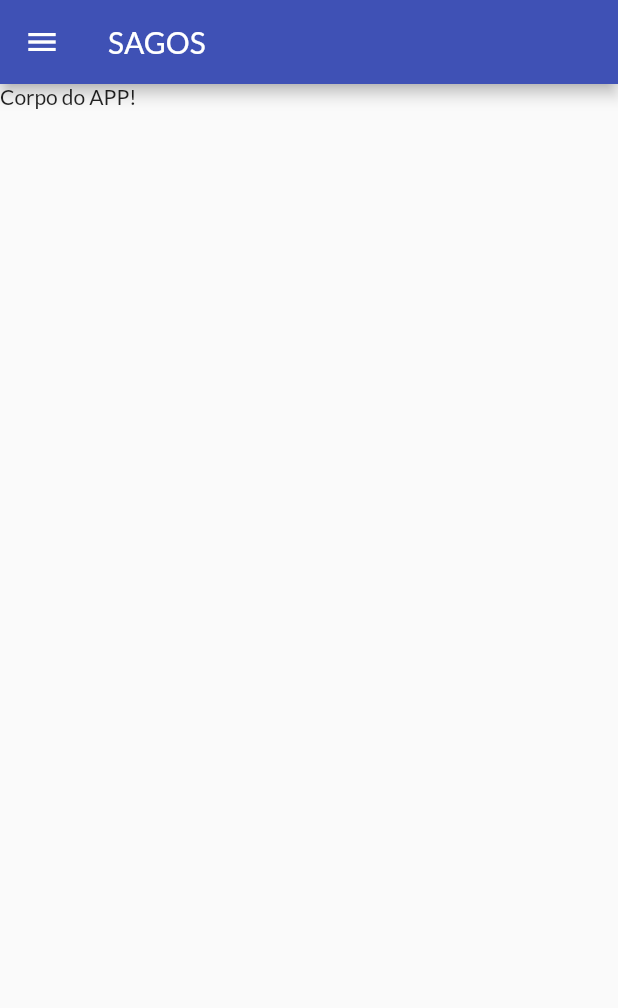
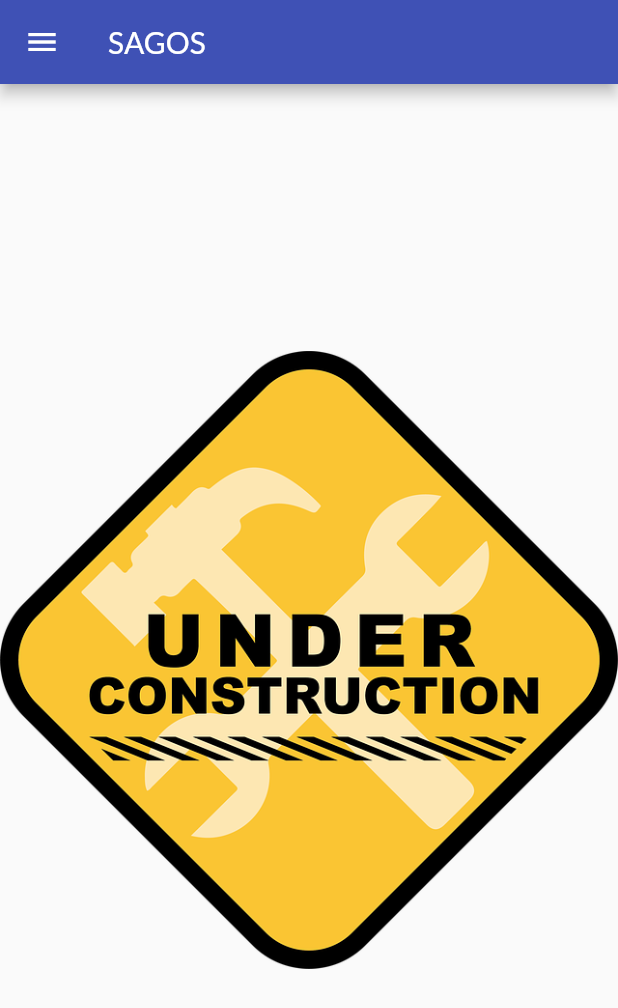
Before and after one commit to avelar42/SAGOS_FLUTTER, a Flutter app: the DashBoardScreen screen opened directly, on a phone screen of 412 x 824 dp. Shown: the top 1008 px of the screen. Run offline on Flutter 3.47's test engine with Material 2 defaults, Android fonts, the phone set to English and light mode, and no system bars; our stand-ins replace mask_text_input_formatter, shared_preferences; accounts and stored records are empty.

Commit message:
page adjust

```diff
--- a/lib/views/dashboard_screen.dart
+++ b/lib/views/dashboard_screen.dart
@@ -9,7 +9,14 @@ class DashBoardScreen extends StatelessWidget {
     return Scaffold(
       appBar: AppBar(title: Text('SAGOS')),
       drawer: AppDrawer(),
-      body: Text('Corpo do APP!'),
+      body: Container(
+        child: Center(
+          child: Image.asset(
+            'assets/images/under_construction.png',
+            fit: BoxFit.cover,
+          ),
+        ),
+      ),
     );
   }
 }
--- a/pubspec.yaml
+++ b/pubspec.yaml
@@ -64,8 +64,8 @@ flutter:
   uses-material-design: true
 
   # To add assets to your application, add an assets section, like this:
-  # assets:
-  #   - images/a_dot_burr.jpeg
+  assets:
+    - assets/images/under_construction.png
   #   - images/a_dot_ham.jpeg
 
   # An image asset can refer to one or more resolution-specific "variants", see
```
Also changed, not shown: lib/views/addressform_screen.dart (+44 -0 lines), assets/images/under_construction.png (added).
